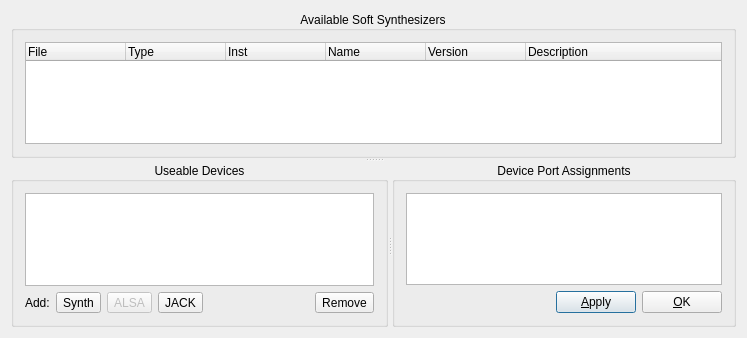
Above: muse3/muse/widgets/synthconfigbase.ui from emrum/muse before the change. Below: the same form after it.
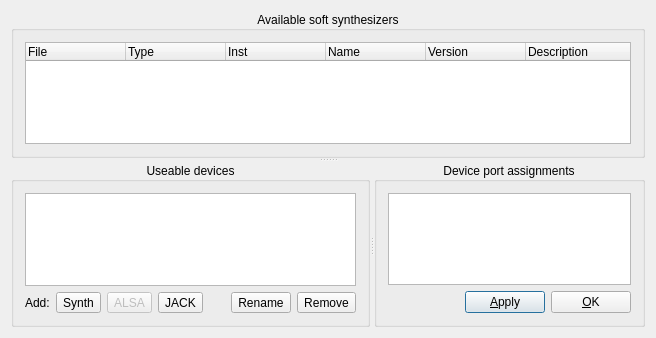
That is the form after the change. Custom widgets are drawn as their Qt base class.

Commit message: Add midi config 'rename'. Fix removeRoute bug.

Diff of the .ui file:
```diff
--- a/muse3/muse/widgets/synthconfigbase.ui
+++ b/muse3/muse/widgets/synthconfigbase.ui
@@ -6,7 +6,7 @@
    <rect>
     <x>0</x>
     <y>0</y>
-    <width>747</width>
+    <width>656</width>
     <height>338</height>
    </rect>
   </property>
@@ -21,7 +21,7 @@
      </property>
      <widget class="QGroupBox" name="GroupBox2">
       <property name="title">
-       <string>Available Soft Synthesizers</string>
+       <string>Available soft synthesizers</string>
       </property>
       <property name="alignment">
        <set>Qt::AlignCenter</set>
@@ -81,7 +81,7 @@
         </sizepolicy>
        </property>
        <property name="title">
-        <string>Useable Devices</string>
+        <string>Useable devices</string>
        </property>
        <property name="alignment">
         <set>Qt::AlignCenter</set>
@@ -161,6 +161,13 @@
             </property>
            </spacer>
           </item>
+          <item>
+           <widget class="QToolButton" name="renameDevice">
+            <property name="text">
+             <string>Rename</string>
+            </property>
+           </widget>
+          </item>
           <item>
            <widget class="QToolButton" name="removeDevice">
             <property name="text">
@@ -180,7 +187,7 @@
         </sizepolicy>
        </property>
        <property name="title">
-        <string>Device Port Assignments</string>
+        <string>Device port assignments</string>
        </property>
        <property name="alignment">
         <set>Qt::AlignCenter</set>
```
Left out of the diff: 2 changed lines with no effect on the pictures. The commit also changes 4 other files.
